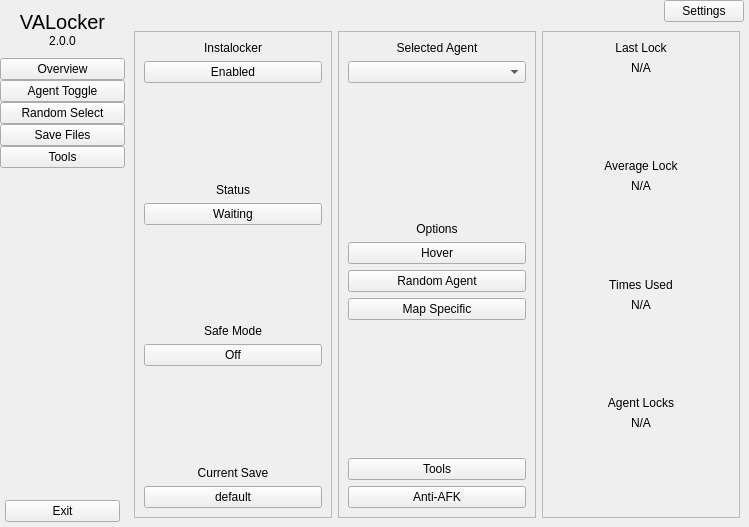
Before: the Qt Designer form src/ui_files/main_ui.ui in E1Bos/VALocker, drawn with Qt 5.
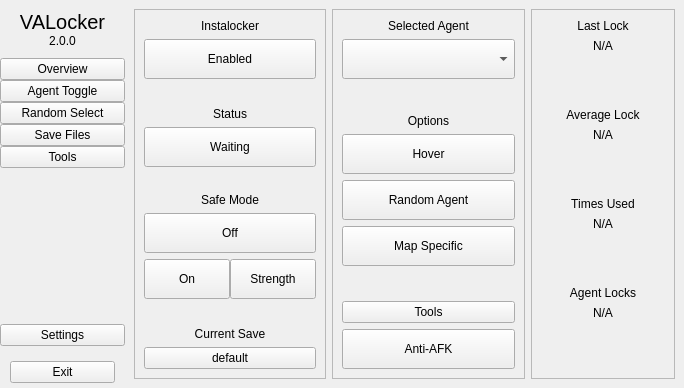
After: the same form once the commit is applied. The open tabs and pages were chosen to show the change.

Commit message: Added QT ui and style file

```diff
--- a/src/ui_files/main_ui.ui
+++ b/src/ui_files/main_ui.ui
@@ -6,10 +6,16 @@
    <rect>
     <x>0</x>
     <y>0</y>
-    <width>749</width>
-    <height>527</height>
+    <width>684</width>
+    <height>388</height>
    </rect>
   </property>
+  <property name="minimumSize">
+   <size>
+    <width>620</width>
+    <height>0</height>
+   </size>
+  </property>
   <property name="windowTitle">
    <string>MainWindow</string>
   </property>
@@ -48,50 +54,6 @@
        <property name="bottomMargin">
         <number>0</number>
        </property>
-       <item>
-        <widget class="QWidget" name="top_bar" native="true">
-         <layout class="QHBoxLayout" name="horizontalLayout">
-          <property name="spacing">
-           <number>0</number>
-          </property>
-          <property name="leftMargin">
-           <number>0</number>
-          </property>
-          <property name="topMargin">
-           <number>0</number>
-          </property>
-          <property name="rightMargin">
-           <number>5</number>
-          </property>
-          <property name="bottomMargin">
-           <number>0</number>
-          </property>
-          <item>
-           <spacer name="horizontalSpacer">
-            <property name="orientation">
-             <enum>Qt::Orientation::Horizontal</enum>
-            </property>
-            <property name="sizeHint" stdset="0">
-             <size>
-              <width>570</width>
-              <height>20</height>
-             </size>
-            </property>
-           </spacer>
-          </item>
-          <item>
-           <widget class="QPushButton" name="settings_button">
-            <property name="enabled">
-             <bool>true</bool>
-            </property>
-            <property name="text">
-             <string>Settings</string>
-            </property>
-           </widget>
-          </item>
-         </layout>
-        </widget>
-       </item>
        <item>
         <widget class="QStackedWidget" name="main_window">
          <property name="styleSheet">
@@ -101,7 +63,7 @@
           <number>1</number>
          </property>
          <widget class="QWidget" name="Overview">
-          <layout class="QGridLayout" name="gridLayout_3">
+          <layout class="QGridLayout" name="gridLayout_3" columnstretch="4,4,3" columnminimumwidth="0,0,0">
            <item row="0" column="0" rowspan="2">
             <widget class="QFrame" name="lov_frame">
              <property name="frameShape">
@@ -124,7 +86,28 @@
                  </widget>
                 </item>
                 <item>
-                 <widget class="QPushButton" name="status_button">
+                 <widget class="QPushButton" name="thread_status_button">
+                  <property name="sizePolicy">
+                   <sizepolicy hsizetype="Minimum" vsizetype="Fixed">
+                    <horstretch>0</horstretch>
+                    <verstretch>0</verstretch>
+                   </sizepolicy>
+                  </property>
+                  <property name="minimumSize">
+                   <size>
+                    <width>0</width>
+                    <height>40</height>
+                   </size>
+                  </property>
+                  <property name="maximumSize">
+                   <size>
+                    <width>16777215</width>
+                    <height>40</height>
+                   </size>
+                  </property>
+                  <property name="cursor">
+                   <cursorShape>PointingHandCursor</cursorShape>
+                  </property>
                   <property name="text">
                    <string>Enabled</string>
                   </property>
@@ -161,10 +144,34 @@
                  </widget>
                 </item>
                 <item>
-                 <widget class="QPushButton" name="status_button_2">
+                 <widget class="QPushButton" name="action_button">
+                  <property name="sizePolicy">
+                   <sizepolicy hsizetype="Minimum" vsizetype="Fixed">
+                    <horstretch>0</horstretch>
+                    <verstretch>0</verstretch>
+                   </sizepolicy>
+                  </property>
+                  <property name="minimumSize">
+                   <size>
+                    <width>0</width>
+                    <height>40</height>
+                   </size>
+                  </property>
+                  <property name="maximumSize">
+                   <size>
+                    <width>16777215</width>
+                    <height>40</height>
+                   </size>
+                  </property>
+                  <property name="cursor">
+                   <cursorShape>PointingHandCursor</cursorShape>
+                  </property>
                   <property name="text">
                    <string>Waiting</string>
                   </property>
+                  <property name="checkable">
+                   <bool>true</bool>
+                  </property>
                  </widget>
                 </item>
                </layout>
@@ -195,10 +202,132 @@
                  </widget>
                 </item>
                 <item>
-                 <widget class="QPushButton" name="status_button_3">
-                  <property name="text">
-                   <string>Off</string>
-                  </property>
+                 <widget class="QFrame" name="safe_mode_frame">
+                  <layout class="QHBoxLayout" name="horizontalLayout_5">
+                   <property name="spacing">
+                    <number>0</number>
+                   </property>
+                   <property name="leftMargin">
+                    <number>0</number>
+                   </property>
+                   <property name="topMargin">
+                    <number>0</number>
+                   </property>
+                   <property name="rightMargin">
+                    <number>0</number>
+                   </property>
+                   <property name="bottomMargin">
+                    <number>0</number>
+                   </property>
+                   <item>
+                    <widget class="QPushButton" name="safe_mode_button">
+                     <property name="sizePolicy">
+                      <sizepolicy hsizetype="Minimum" vsizetype="Fixed">
+                       <horstretch>0</horstretch>
+                       <verstretch>0</verstretch>
+                      </sizepolicy>
+                     </property>
+                     <property name="minimumSize">
+                      <size>
+                       <width>40</width>
+                       <height>40</height>
+                      </size>
+                     </property>
+                     <property name="maximumSize">
+                      <size>
+                       <width>16777215</width>
+                       <height>40</height>
+                      </size>
+                     </property>
+                     <property name="cursor">
+                      <cursorShape>PointingHandCursor</cursorShape>
+                     </property>
+                     <property name="text">
+                      <string>Off</string>
+                     </property>
+                     <property name="checkable">
+                      <bool>true</bool>
+                     </property>
+                     <property name="checked">
+                      <bool>false</bool>
+                     </property>
+                     <property name="default">
+                      <bool>false</bool>
+                     </property>
+                    </widget>
+                   </item>
+                  </layout>
+                 </widget>
+                </item>
+                <item>
+                 <widget class="QFrame" name="safe_mode_split_frame">
+                  <layout class="QHBoxLayout" name="horizontalLayout">
+                   <property name="spacing">
+                    <number>0</number>
+                   </property>
+                   <property name="leftMargin">
+                    <number>0</number>
+                   </property>
+                   <property name="topMargin">
+                    <number>0</number>
+                   </property>
+                   <property name="rightMargin">
+                    <number>0</number>
+                   </property>
+                   <property name="bottomMargin">
+                    <number>0</number>
+                   </property>
+                   <item>
+                    <widget class="QPushButton" name="safe_mode_button_small">
+                     <property name="sizePolicy">
+                      <sizepolicy hsizetype="Expanding" vsizetype="Fixed">
+                       <horstretch>0</horstretch>
+                       <verstretch>0</verstretch>
+                      </sizepolicy>
+                     </property>
+                     <property name="minimumSize">
+                      <size>
+                       <width>0</width>
+                       <height>40</height>
+                      </size>
+                     </property>
+                     <property name="cursor">
+                      <cursorShape>PointingHandCursor</cursorShape>
+                     </property>
+                     <property name="text">
+                      <string>On</string>
+                     </property>
+                     <property name="checkable">
+                      <bool>true</bool>
+                     </property>
+                    </widget>
+                   </item>
+                   <item>
+                    <widget class="QPushButton" name="safe_mode_strength_button">
+                     <property name="sizePolicy">
+                      <sizepolicy hsizetype="Expanding" vsizetype="Fixed">
+                       <horstretch>0</horstretch>
+                       <verstretch>0</verstretch>
+                      </sizepolicy>
+                     </property>
+                     <property name="minimumSize">
+                      <size>
+                       <width>80</width>
+                       <height>40</height>
+                      </size>
+                     </property>
+                     <property name="cursor">
+                      <cursorShape>PointingHandCursor</cursorShape>
+                     </property>
+                     <property name="text">
+                      <string>Strength</string>
+                     </property>
+                     <property name="checkable">
+                      <bool>false</bool>
+                     </property>
+                    </widget>
+                   </item>
+                  </layout>
                  </widget>
                 </item>
                </layout>
@@ -229,7 +358,28 @@
                  </widget>
                 </item>
                 <item>
-                 <widget class="QPushButton" name="status_button_4">
+                 <widget class="QPushButton" name="save_redirect_button">
+                  <property name="sizePolicy">
+                   <sizepolicy hsizetype="Minimum" vsizetype="Fixed">
+                    <horstretch>0</horstretch>
+                    <verstretch>0</verstretch>
+                   </sizepolicy>
+                  </property>
+                  <property name="minimumSize">
+                   <size>
+                    <width>0</width>
+                    <height>0</height>
+                   </size>
+                  </property>
+                  <property name="maximumSize">
+                   <size>
+                    <width>16777215</width>
+                    <height>40</height>
+                   </size>
+                  </property>
+                  <property name="cursor">
+                   <cursorShape>PointingHandCursor</cursorShape>
+                  </property>
                   <property name="text">
                    <string>default</string>
                   </property>
@@ -248,28 +398,59 @@
              <property name="frameShadow">
               <enum>QFrame::Shadow::Raised</enum>
              </property>
-             <layout class="QVBoxLayout" name="verticalLayout_8">
+             <layout class="QVBoxLayout" name="verticalLayout_14">
               <item>
-               <widget class="QLabel" name="selected_agent_label">
-                <property name="text">
-                 <string>Selected Agent</string>
-                </property>
-                <property name="alignment">
-                 <set>Qt::AlignmentFlag::AlignCenter</set>
-                </property>
-               </widget>
-              </item>
-              <item>
-               <widget class="QComboBox" name="selected_agent">
-                <property name="font">
-                 <font>
-                  <bold>false</bold>
-                 </font>
-                </property>
-                <property name="currentText">
-                 <string/>
-                </property>
-               </widget>
+               <layout class="QVBoxLayout" name="verticalLayout_8">
+                <item>
+                 <widget class="QLabel" name="selected_agent_label">
+                  <property name="text">
+                   <string>Selected Agent</string>
+                  </property>
+                  <property name="alignment">
+                   <set>Qt::AlignmentFlag::AlignCenter</set>
+                  </property>
+                 </widget>
+                </item>
+                <item>
+                 <widget class="QComboBox" name="selected_agent_dropdown">
+                  <property name="sizePolicy">
+                   <sizepolicy hsizetype="Preferred" vsizetype="Fixed">
+                    <horstretch>0</horstretch>
+                    <verstretch>0</verstretch>
+                   </sizepolicy>
+                  </property>
+                  <property name="minimumSize">
+                   <size>
+                    <width>0</width>
+                    <height>40</height>
+                   </size>
+                  </property>
+                  <property name="font">
+                   <font>
+                    <bold>false</bold>
+                   </font>
+                  </property>
+                  <property name="cursor">
+                   <cursorShape>PointingHandCursor</cursorShape>
+                  </property>
+                  <property name="layoutDirection">
+                   <enum>Qt::LayoutDirection::LeftToRight</enum>
+                  </property>
+                  <property name="currentText">
+                   <string/>
+                  </property>
+                  <property name="maxVisibleItems">
+                   <number>11</number>
+                  </property>
+                  <property name="sizeAdjustPolicy">
+                   <enum>QComboBox::SizeAdjustPolicy::AdjustToMinimumContentsLengthWithIcon</enum>
+                  </property>
+                  <property name="frame">
+                   <bool>true</bool>
+                  </property>
+                 </widget>
+                </item>
+               </layout>
               </item>
               <item>
                <spacer name="verticalSpacer_5">
@@ -284,20 +465,35 @@
                 </property>
                </spacer>
               </item>
-              <item>
-               <widget class="QLabel" name="options_label">
-                <property name="text">
-                 <string>Options</string>
-                </property>
-                <property name="alignment">
-                 <set>Qt::AlignmentFlag::AlignCenter</set>
-                </property>
-               </widget>
-              </item>
               <item>
                <layout class="QVBoxLayout" name="verticalLayout_6">
                 <item>
-                 <widget class="QPushButton" name="pushButton">
+                 <widget class="QLabel" name="options_label">
+                  <property name="text">
+                   <string>Options</string>
+                  </property>
+                  <property name="alignment">
+                   <set>Qt::AlignmentFlag::AlignCenter</set>
+                  </property>
+                 </widget>
+                </item>
+                <item>
+                 <widget class="QPushButton" name="hover_button">
+                  <property name="sizePolicy">
+                   <sizepolicy hsizetype="Minimum" vsizetype="Fixed">
+                    <horstretch>0</horstretch>
+                    <verstretch>0</verstretch>
+                   </sizepolicy>
+                  </property>
+                  <property name="minimumSize">
+                   <size>
+                    <width>0</width>
+                    <height>40</height>
+                   </size>
+                  </property>
+                  <property name="cursor">
+                   <cursorShape>PointingHandCursor</cursorShape>
+                  </property>
                   <property name="text">
                    <string>Hover</string>
                   </property>
@@ -307,7 +503,22 @@
                  </widget>
                 </item>
                 <item>
-                 <widget class="QPushButton" name="pushButton_2">
+                 <widget class="QPushButton" name="random_agent_button">
+                  <property name="sizePolicy">
+                   <sizepolicy hsizetype="Minimum" vsizetype="Fixed">
+                    <horstretch>0</horstretch>
+                    <verstretch>0</verstretch>
+                   </sizepolicy>
+                  </property>
+                  <property name="minimumSize">
+                   <size>
+                    <width>0</width>
+                    <height>40</height>
+                   </size>
+                  </property>
+                  <property name="cursor">
+                   <cursorShape>PointingHandCursor</cursorShape>
+                  </property>
                   <property name="text">
                    <string>Random Agent</string>
                   </property>
@@ -317,7 +528,22 @@
                  </widget>
                 </item>
                 <item>
-                 <widget class="QPushButton" name="pushButton_3">
+                 <widget class="QPushButton" name="map_specific_button">
+                  <property name="sizePolicy">
+                   <sizepolicy hsizetype="Minimum" vsizetype="Fixed">
+                    <horstretch>0</horstretch>
+                    <verstretch>0</verstretch>
+                   </sizepolicy>
+                  </property>
+                  <property name="minimumSize">
+                   <size>
+                    <width>0</width>
+                    <height>40</height>
+                   </size>
+                  </property>
+                  <property name="cursor">
+                   <cursorShape>PointingHandCursor</cursorShape>
+                  </property>
                   <property name="text">
                    <string>Map Specific</string>
                   </property>
@@ -351,7 +577,28 @@
                  </widget>
                 </item>
                 <item>
-                 <widget class="QPushButton" name="pushButton_5">
+                 <widget class="QPushButton" name="overview_anti_afk_button">
+                  <property name="sizePolicy">
+                   <sizepolicy hsizetype="Minimum" vsizetype="Fixed">
+                    <horstretch>0</horstretch>
+                    <verstretch>0</verstretch>
+                   </sizepolicy>
+                  </property>
+                  <property name="minimumSize">
+                   <size>
+                    <width>0</width>
+                    <height>40</height>
+                   </size>
+                  </property>
+                  <property name="maximumSize">
+                   <size>
+                    <width>16777215</width>
+                    <height>40</height>
+                   </size>
+                  </property>
+                  <property name="cursor">
+                   <cursorShape>PointingHandCursor</cursorShape>
+                  </property>
                   <property name="text">
                    <string>Anti-AFK</string>
                   </property>
@@ -966,6 +1213,35 @@
          </property>
         </spacer>
        </item>
+       <item>
+        <widget class="QPushButton" name="settings_button">
+         <property name="enabled">
+          <bool>true</bool>
+         </property>
+         <property name="cursor">
+          <cursorShape>PointingHandCursor</cursorShape>
+         </property>
+         <property name="text">
+          <string>Settings</string>
+         </property>
+        </widget>
+       </item>
+       <item>
+        <spacer name="verticalSpacer_13">
+         <property name="orientation">
+          <enum>Qt::Orientation::Vertical</enum>
+         </property>
+         <property name="sizeType">
+          <enum>QSizePolicy::Policy::MinimumExpanding</enum>
+         </property>
+         <property name="sizeHint" stdset="0">
+          <size>
+           <width>20</width>
+           <height>15</height>
+          </size>
+         </property>
+        </spacer>
+       </item>
        <item>
         <layout class="QHBoxLayout" name="horizontalLayout_4" stretch="0,0,0">
          <property name="spacing">
@@ -981,7 +1257,7 @@
            </property>
            <property name="sizeHint" stdset="0">
             <size>
-             <width>5</width>
+             <width>10</width>
              <height>20</height>
             </size>
            </property>
@@ -995,9 +1271,26 @@
              <verstretch>0</verstretch>
             </sizepolicy>
            </property>
+           <property name="maximumSize">
+            <size>
+             <width>16777215</width>
+             <height>25</height>
+            </size>
+           </property>
+           <property name="cursor">
+            <cursorShape>PointingHandCursor</cursorShape>
+           </property>
+           <property name="styleSheet">
+            <string notr="true">hover {
+	background-color: red;
+}</string>
+           </property>
            <property name="text">
             <string>Exit</string>
            </property>
+           <property name="checkable">
+            <bool>false</bool>
+           </property>
           </widget>
          </item>
          <item>
@@ -1010,7 +1303,7 @@
            </property>
            <property name="sizeHint" stdset="0">
             <size>
-             <width>5</width>
+             <width>10</width>
              <height>20</height>
             </size>
            </property>
```
Left out of the diff: 134 changed lines with no effect on the pictures. The commit also changes 1 other file.
